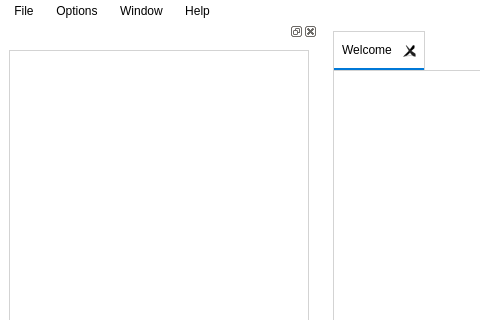
The window that pastrocore/gui_pyside/main_window.ui (Torward1024/pAstroCORE) describes before a commit, drawn with Qt 5; both pictures show x 0 to 480 and y 0 to 320 of the 1119 by 721 pixel window.
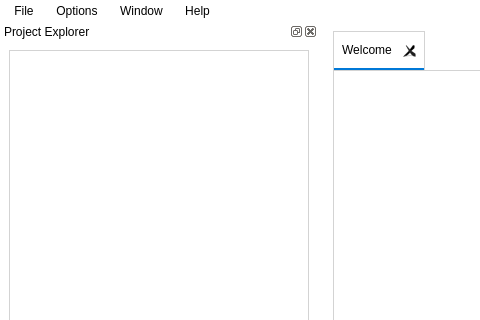
The same window after the commit. Icons and pictures are not drawn.

Diff of the .ui file:
```diff
--- a/pastrocore/gui_pyside/main_window.ui
+++ b/pastrocore/gui_pyside/main_window.ui
@@ -199,6 +199,9 @@
    <property name="styleSheet">
     <string notr="true">background-color: #ffffff; font-family: Arial;</string>
    </property>
+   <property name="windowTitle">
+    <string>Project Explorer</string>
+   </property>
    <attribute name="dockWidgetArea">
     <number>1</number>
    </attribute>
```
